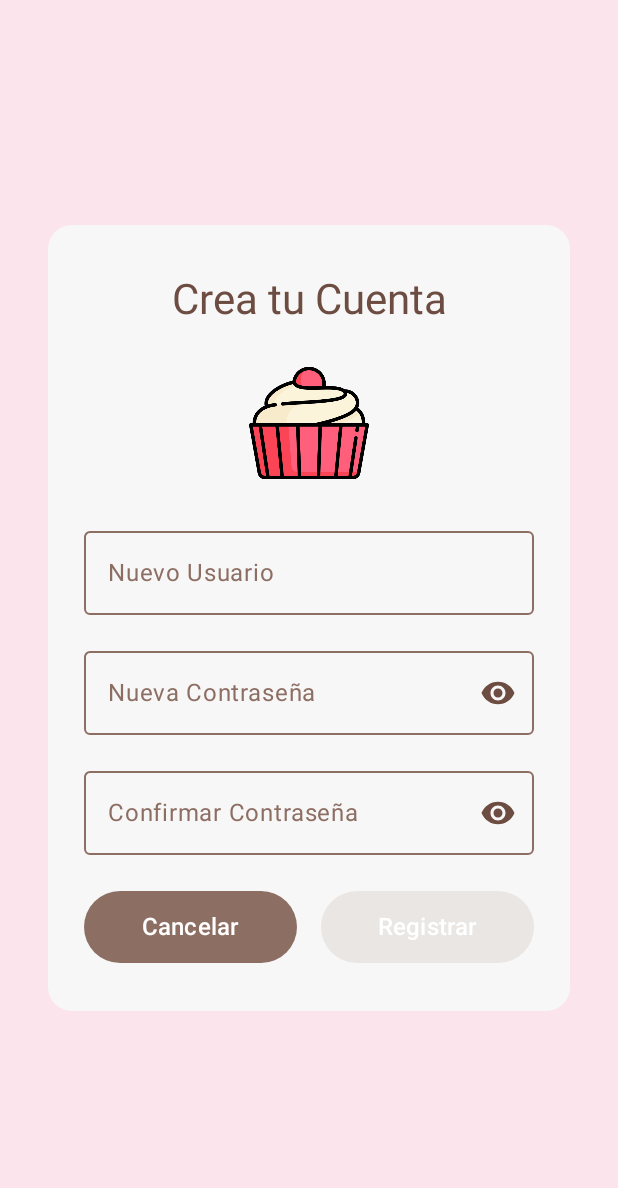
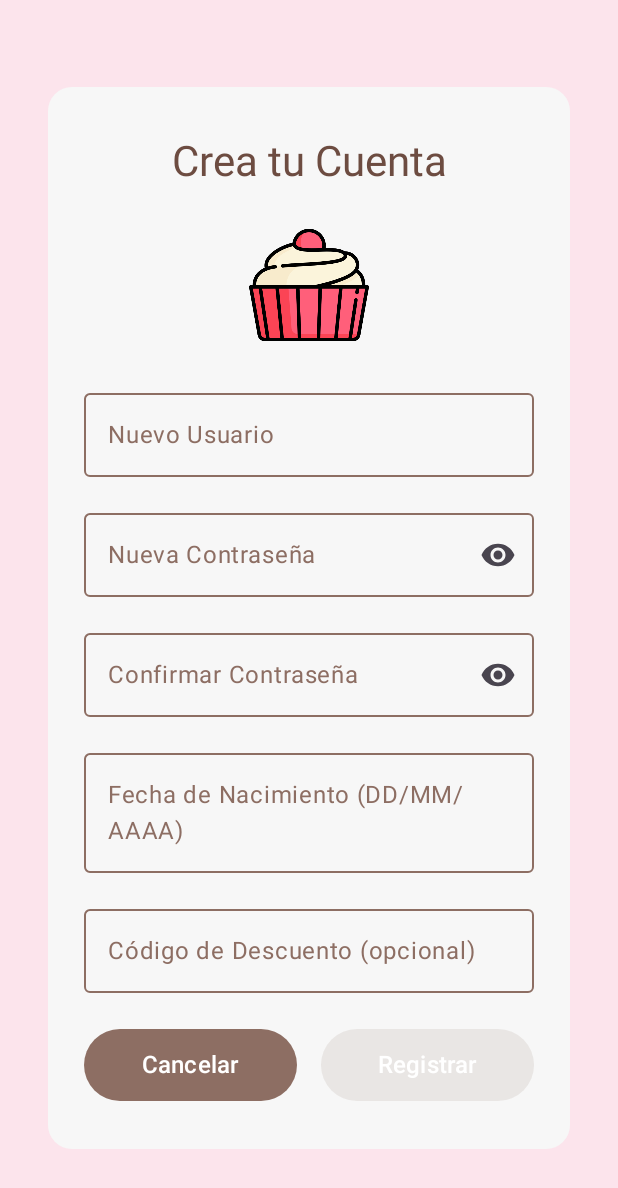
Before and after one commit to Llaitureo/TrabajoDDM, an Android app built with Jetpack Compose: the BakeryRegisterScreen screen opened through its navigation route, on a phone screen of 412 x 824 dp. Shown: the top 1188 px of the screen. Run offline under Robolectric (Android 15) with nearby library versions, the phone set to English and light mode, and no system bars; our stand-ins replace Room's generated code.

Commit message:
implementacion fecha nacimiento y codigo descuento en crear cuenta

```diff
--- a/app/src/main/java/com/pasteleria/data/Database/AppDatabase.kt
+++ b/app/src/main/java/com/pasteleria/data/Database/AppDatabase.kt
@@ -6,16 +6,15 @@ import androidx.room.Room
 import androidx.room.RoomDatabase
 import com.pasteleria.data.dao.UserDao
 import com.pasteleria.data.model.User
-// 1. Importa el modelo y el DAO de Producto
 import com.pasteleria.data.dao.ProductoDao
 import com.pasteleria.data.model.Producto
 
-// 2. Añade Producto::class a 'entities' y sube la versión de 1 a 2
-@Database(entities = [User::class, Producto::class], version = 2, exportSchema = false)
+// El error ocurre porque el modelo User cambió, pero la versión de la BD no.
+// Subiendo la versión de 2 a 3 para que Room actualice el esquema.
+@Database(entities = [User::class, Producto::class], version = 3, exportSchema = false)
 abstract class AppDatabase : RoomDatabase() {
 
     abstract fun userDao(): UserDao
-    // 3. Añade el nuevo DAO
     abstract fun productoDao(): ProductoDao
 
     companion object {
@@ -29,10 +28,8 @@ abstract class AppDatabase : RoomDatabase() {
                     AppDatabase::class.java,
                     "pasteleria_database"
                 )
-                    // 4. AÑADE ESTO: Como cambiaste la versión,
-                    // necesitas decirle a Room cómo migrar.
-                    // Esta es la forma más fácil: borra y recrea la BD.
-                    // (Pierdes los datos de usuarios si ya tenías)
+                    // La migración destructiva borrará los datos y recreará la BD
+                    // con el nuevo esquema de User.
                     .fallbackToDestructiveMigration()
                     .build()
                 INSTANCE = instance
--- a/app/src/main/java/com/pasteleria/register/BakeryRegisterScreen.kt
+++ b/app/src/main/java/com/pasteleria/register/BakeryRegisterScreen.kt
@@ -23,13 +23,14 @@ import androidx.navigation.NavController
 import androidx.navigation.compose.rememberNavController
 import com.pasteleria.R
 import com.pasteleria.ui.theme.BlancoSuave
+
 @OptIn(ExperimentalMaterial3Api::class)
 @Composable
 fun BakeryRegisterScreen(
     navController: NavController,
     vm: RegisterViewModel = viewModel()
 ) {
-    val uiState = vm.uiState // Obtiene el estado del ViewModel
+    val uiState = vm.uiState
 
     val primaryBrown = Color(0xFF6D4C41)
     val lightPinkBackground = Color(0xFFFCE4EC)
@@ -50,17 +51,15 @@ fun BakeryRegisterScreen(
 
     LaunchedEffect(uiState.registrationSuccess) {
         if (uiState.registrationSuccess) {
-            // Navega al login
             navController.navigate("login") {
                 popUpTo("login") { inclusive = true }
                 launchSingleTop = true
             }
-            vm.registrationHandled() // Resetea el estado en el ViewModel
+            vm.registrationHandled()
         }
     }
 
     MaterialTheme(colorScheme = BakeryColorScheme) {
-        // --- Estado local para mostrar/ocultar contraseñas ---
         var showPassword by remember { mutableStateOf(false) }
         var showConfirmPassword by remember { mutableStateOf(false) }
 
@@ -83,7 +82,7 @@ fun BakeryRegisterScreen(
                         )
                         .padding(horizontal = 24.dp, vertical = 32.dp),
                     horizontalAlignment = Alignment.CenterHorizontally
-                ){
+                ) {
 
                     Text(
                         text = "Crea tu Cuenta",
@@ -93,33 +92,23 @@ fun BakeryRegisterScreen(
                     Spacer(modifier = Modifier.height(24.dp))
 
                     Image(
-                        painter = painterResource(id = R.drawable.cupcake), // Imagen del cupcake
+                        painter = painterResource(id = R.drawable.cupcake),
                         contentDescription = "Icono Registro",
                         modifier = Modifier.size(80.dp)
                     )
 
                     Spacer(modifier = Modifier.height(24.dp))
 
-                    // --- Campo Usuario ---
                     OutlinedTextField(
                         value = uiState.username,
                         onValueChange = vm::onUsernameChange,
                         label = { Text("Nuevo Usuario", color = MaterialTheme.colorScheme.outline) },
                         singleLine = true,
-                        modifier = Modifier.fillMaxWidth(),
-                        colors = OutlinedTextFieldDefaults.colors(
-                            focusedBorderColor = MaterialTheme.colorScheme.primary,
-                            unfocusedBorderColor = hintTextColor,
-                            focusedLabelColor = MaterialTheme.colorScheme.primary,
-                            cursorColor = MaterialTheme.colorScheme.primary,
-                            focusedTextColor = MaterialTheme.colorScheme.onSurface,
-                            unfocusedTextColor = MaterialTheme.colorScheme.onSurface
-                        )
+                        modifier = Modifier.fillMaxWidth()
                     )
 
                     Spacer(modifier = Modifier.height(16.dp))
 
-                    // --- Campo Contraseña ---
                     OutlinedTextField(
                         value = uiState.password,
                         onValueChange = vm::onPasswordChange,
@@ -131,25 +120,15 @@ fun BakeryRegisterScreen(
                             IconButton(onClick = { showPassword = !showPassword }) {
                                 Icon(
                                     imageVector = if (showPassword) Icons.Default.VisibilityOff else Icons.Default.Visibility,
-                                    contentDescription = "Mostrar/Ocultar contraseña",
-                                    tint = MaterialTheme.colorScheme.onSurface
+                                    contentDescription = "Mostrar/Ocultar contraseña"
                                 )
                             }
                         },
-                        colors = OutlinedTextFieldDefaults.colors(
-                            focusedBorderColor = MaterialTheme.colorScheme.primary,
-                            unfocusedBorderColor = hintTextColor,
-                            focusedLabelColor = MaterialTheme.colorScheme.primary,
-                            cursorColor = MaterialTheme.colorScheme.primary,
-                            focusedTextColor = MaterialTheme.colorScheme.onSurface,
-                            unfocusedTextColor = MaterialTheme.colorScheme.onSurface
-                        ),
                         isError = uiState.error == "Las contraseñas no coinciden"
                     )
 
                     Spacer(modifier = Modifier.height(16.dp))
 
-                    // --- Campo Confirmar Contraseña ---
                     OutlinedTextField(
                         value = uiState.confirmPassword,
                         onValueChange = vm::onConfirmPasswordChange,
@@ -161,23 +140,35 @@ fun BakeryRegisterScreen(
                             IconButton(onClick = { showConfirmPassword = !showConfirmPassword }) {
                                 Icon(
                                     imageVector = if (showConfirmPassword) Icons.Default.VisibilityOff else Icons.Default.Visibility,
-                                    contentDescription = "Mostrar/Ocultar confirmación",
-                                    tint = MaterialTheme.colorScheme.onSurface
+                                    contentDescription = "Mostrar/Ocultar confirmación"
                                 )
                             }
                         },
-                        colors = OutlinedTextFieldDefaults.colors(
-                            focusedBorderColor = MaterialTheme.colorScheme.primary,
-                            unfocusedBorderColor = hintTextColor,
-                            focusedLabelColor = MaterialTheme.colorScheme.primary,
-                            cursorColor = MaterialTheme.colorScheme.primary,
-                            focusedTextColor = MaterialTheme.colorScheme.onSurface,
-                            unfocusedTextColor = MaterialTheme.colorScheme.onSurface
-                        ),
                         isError = uiState.error == "Las contraseñas no coinciden"
                     )
 
-                    // Mensaje de error
+                    Spacer(modifier = Modifier.height(16.dp))
+
+                    // Campo Fecha de Nacimiento
+                    OutlinedTextField(
+                        value = uiState.birthDate,
+                        onValueChange = vm::onBirthDateChange,
+                        label = { Text("Fecha de Nacimiento (DD/MM/AAAA)", color = MaterialTheme.colorScheme.outline) },
+                        singleLine = true,
+                        modifier = Modifier.fillMaxWidth()
+                    )
+
+                    Spacer(modifier = Modifier.height(16.dp))
+
+                    // Campo Código de Descuento
+                    OutlinedTextField(
+                        value = uiState.discountCode,
+                        onValueChange = vm::onDiscountCodeChange,
+                        label = { Text("Código de Descuento (opcional)", color = MaterialTheme.colorScheme.outline) },
+                        singleLine = true,
+                        modifier = Modifier.fillMaxWidth()
+                    )
+
                     if (uiState.error != null) {
                         Text(
                             uiState.error!!,
@@ -189,34 +180,22 @@ fun BakeryRegisterScreen(
 
                     Spacer(modifier = Modifier.height(24.dp))
 
-                    // --- Botones ---
                     Row(
                         modifier = Modifier.fillMaxWidth(),
-                        horizontalArrangement = Arrangement.spacedBy(16.dp) // Espacio entre botones
+                        horizontalArrangement = Arrangement.spacedBy(16.dp)
                     ) {
-                        // --- Botón Cancelar ---
                         Button(
                             onClick = { navController.popBackStack() },
-                            modifier = Modifier.weight(1f).height(48.dp), // Botones un poco más abajo
-                            colors = ButtonDefaults.buttonColors(
-                                containerColor = MaterialTheme.colorScheme.secondary
-                            )
+                            modifier = Modifier.weight(1f).height(48.dp),
+                            colors = ButtonDefaults.buttonColors(containerColor = MaterialTheme.colorScheme.secondary)
                         ) {
-                            Text(
-                                "Cancelar",
-                                fontSize = 16.sp,
-                                color = MaterialTheme.colorScheme.onSecondary
-                            )
+                            Text("Cancelar", fontSize = 16.sp, color = MaterialTheme.colorScheme.onSecondary)
                         }
 
-                        // --- Botón Registrar ---
                         Button(
                             onClick = { vm.registerUser() },
                             modifier = Modifier.weight(1f).height(48.dp),
-                            colors = ButtonDefaults.buttonColors(
-                                containerColor = MaterialTheme.colorScheme.primary
-                            ),
-                            //
+                            colors = ButtonDefaults.buttonColors(containerColor = MaterialTheme.colorScheme.primary),
                             enabled = uiState.username.isNotBlank() &&
                                     uiState.password.isNotBlank() &&
                                     uiState.confirmPassword.isNotBlank() &&
@@ -229,14 +208,13 @@ fun BakeryRegisterScreen(
                                 color = MaterialTheme.colorScheme.onPrimary
                             )
                         }
-                    } // Fin Row
-                } // Fin Column Contenedor
-            } // Fin Column Principal
-        } // Fin Surface
-    } // Fin MaterialTheme
+                    }
+                }
+            }
+        }
+    }
 }
 
-// --- PREVIEW ---
 @Preview(showBackground = true)
 @Composable
 fun BakeryRegisterScreenPreview() {
```
Also changed, not shown: app/src/main/java/com/pasteleria/data/model/User.kt (+8 -2 lines), app/src/main/java/com/pasteleria/ui/register/RegisterViewModel.kt (+69 -9 lines).
